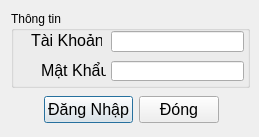
Qt form Qt GUI/LIBPRO/signin.ui (quocanh1897/LibraryPro---Qt-app) before a commit.
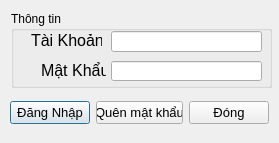
The same form after that commit. Icons and pictures are not drawn.

Patch:
```diff
--- a/Qt GUI/LIBPRO/signin.ui
+++ b/Qt GUI/LIBPRO/signin.ui
@@ -6,8 +6,8 @@
    <rect>
     <x>0</x>
     <y>0</y>
-    <width>259</width>
-    <height>137</height>
+    <width>279</width>
+    <height>143</height>
    </rect>
   </property>
   <property name="windowTitle">
@@ -22,7 +22,7 @@
     <rect>
      <x>11</x>
      <y>11</y>
-     <width>239</width>
+     <width>261</width>
      <height>77</height>
     </rect>
    </property>
@@ -55,7 +55,7 @@
      <rect>
       <x>100</x>
       <y>20</y>
-      <width>133</width>
+      <width>151</width>
       <height>21</height>
      </rect>
     </property>
@@ -65,7 +65,7 @@
      <rect>
       <x>100</x>
       <y>50</y>
-      <width>133</width>
+      <width>151</width>
       <height>20</height>
      </rect>
     </property>
@@ -95,31 +95,18 @@
   <widget class="QWidget" name="">
    <property name="geometry">
     <rect>
-     <x>11</x>
-     <y>94</y>
-     <width>241</width>
-     <height>31</height>
+     <x>10</x>
+     <y>100</y>
+     <width>259</width>
+     <height>26</height>
     </rect>
    </property>
    <layout class="QHBoxLayout" name="horizontalLayout">
-    <item>
-     <spacer name="horizontalSpacer">
-      <property name="orientation">
-       <enum>Qt::Horizontal</enum>
-      </property>
-      <property name="sizeHint" stdset="0">
-       <size>
-        <width>40</width>
-        <height>20</height>
-       </size>
-      </property>
-     </spacer>
-    </item>
     <item>
      <widget class="QPushButton" name="pushButton">
       <property name="font">
        <font>
-        <pointsize>12</pointsize>
+        <pointsize>10</pointsize>
        </font>
       </property>
       <property name="text">
@@ -127,11 +114,23 @@
       </property>
      </widget>
     </item>
+    <item>
+     <widget class="QPushButton" name="pushButton_3">
+      <property name="font">
+       <font>
+        <pointsize>10</pointsize>
+       </font>
+      </property>
+      <property name="text">
+       <string>Quên mật khẩu</string>
+      </property>
+     </widget>
+    </item>
     <item>
      <widget class="QPushButton" name="pushButton_2">
       <property name="font">
        <font>
-        <pointsize>12</pointsize>
+        <pointsize>10</pointsize>
        </font>
       </property>
       <property name="text">
@@ -139,19 +138,6 @@
       </property>
      </widget>
     </item>
-    <item>
-     <spacer name="horizontalSpacer_2">
-      <property name="orientation">
-       <enum>Qt::Horizontal</enum>
-      </property>
-      <property name="sizeHint" stdset="0">
-       <size>
-        <width>40</width>
-        <height>20</height>
-       </size>
-      </property>
-     </spacer>
-    </item>
    </layout>
   </widget>
  </widget>
```
